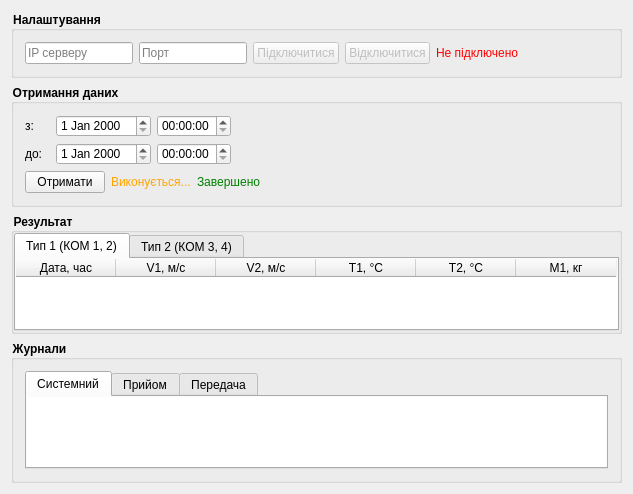
This is client/ClientWindow.ui in darkjedi9922/winsock-cw as Qt 5 draws it before an edit. The edited form follows.
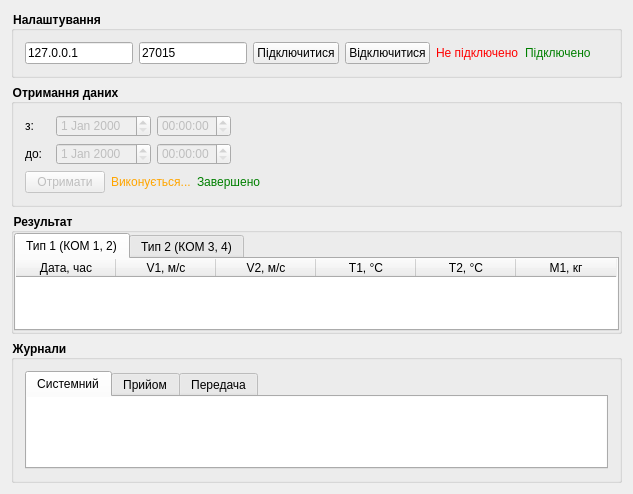
This is the edited form.

Commit message: Implement client connect/disconnect.

Patch:
```diff
--- a/client/ClientWindow.ui
+++ b/client/ClientWindow.ui
@@ -26,9 +26,12 @@
      </property>
      <layout class="QVBoxLayout" name="verticalLayout">
       <item>
-       <layout class="QHBoxLayout" name="horizontalLayout" stretch="0,0,0,0,0,1">
+       <layout class="QHBoxLayout" name="horizontalLayout" stretch="0,0,0,0,0,0,1">
         <item>
-         <widget class="QLineEdit" name="lineEdit_2">
+         <widget class="QLineEdit" name="ipInput">
+          <property name="text">
+           <string>127.0.0.1</string>
+          </property>
           <property name="maxLength">
            <number>32767</number>
           </property>
@@ -38,7 +41,10 @@
          </widget>
         </item>
         <item>
-         <widget class="QLineEdit" name="lineEdit">
+         <widget class="QLineEdit" name="portInput">
+          <property name="text">
+           <string>27015</string>
+          </property>
           <property name="maxLength">
            <number>32767</number>
           </property>
@@ -50,7 +56,7 @@
         <item>
          <widget class="QPushButton" name="pushButton">
           <property name="enabled">
-           <bool>false</bool>
+           <bool>true</bool>
           </property>
           <property name="text">
            <string>Підключитися</string>
@@ -60,7 +66,7 @@
         <item>
          <widget class="QPushButton" name="pushButton_2">
           <property name="enabled">
-           <bool>false</bool>
+           <bool>true</bool>
           </property>
           <property name="text">
            <string>Відключитися</string>
@@ -79,6 +85,16 @@
           </property>
          </widget>
         </item>
+        <item>
+         <widget class="QLabel" name="connectedLabel">
+          <property name="styleSheet">
+           <string notr="true">color: green;</string>
+          </property>
+          <property name="text">
+           <string>Підключено</string>
+          </property>
+         </widget>
+        </item>
         <item>
          <spacer name="horizontalSpacer">
           <property name="orientation">
@@ -124,10 +140,18 @@
          </widget>
         </item>
         <item>
-         <widget class="QDateEdit" name="dateEdit"/>
+         <widget class="QDateEdit" name="fromDate">
+          <property name="enabled">
+           <bool>false</bool>
+          </property>
+         </widget>
         </item>
         <item>
-         <widget class="QTimeEdit" name="timeEdit"/>
+         <widget class="QTimeEdit" name="fromTime">
+          <property name="enabled">
+           <bool>false</bool>
+          </property>
+         </widget>
         </item>
         <item>
          <spacer name="horizontalSpacer_3">
@@ -160,10 +184,18 @@
          </widget>
         </item>
         <item>
-         <widget class="QDateEdit" name="dateEdit_2"/>
+         <widget class="QDateEdit" name="toDate">
+          <property name="enabled">
+           <bool>false</bool>
+          </property>
+         </widget>
         </item>
         <item>
-         <widget class="QTimeEdit" name="timeEdit_2"/>
+         <widget class="QTimeEdit" name="toTime">
+          <property name="enabled">
+           <bool>false</bool>
+          </property>
+         </widget>
         </item>
         <item>
          <spacer name="horizontalSpacer_2">
@@ -183,7 +215,10 @@
       <item>
        <layout class="QHBoxLayout" name="horizontalLayout_4">
         <item>
-         <widget class="QPushButton" name="pushButton_3">
+         <widget class="QPushButton" name="recieveButton">
+          <property name="enabled">
+           <bool>false</bool>
+          </property>
           <property name="text">
            <string>Отримати</string>
           </property>
```
Left out of the diff: 16 changed lines with no effect on the pictures. The commit also changes 3 other files.
